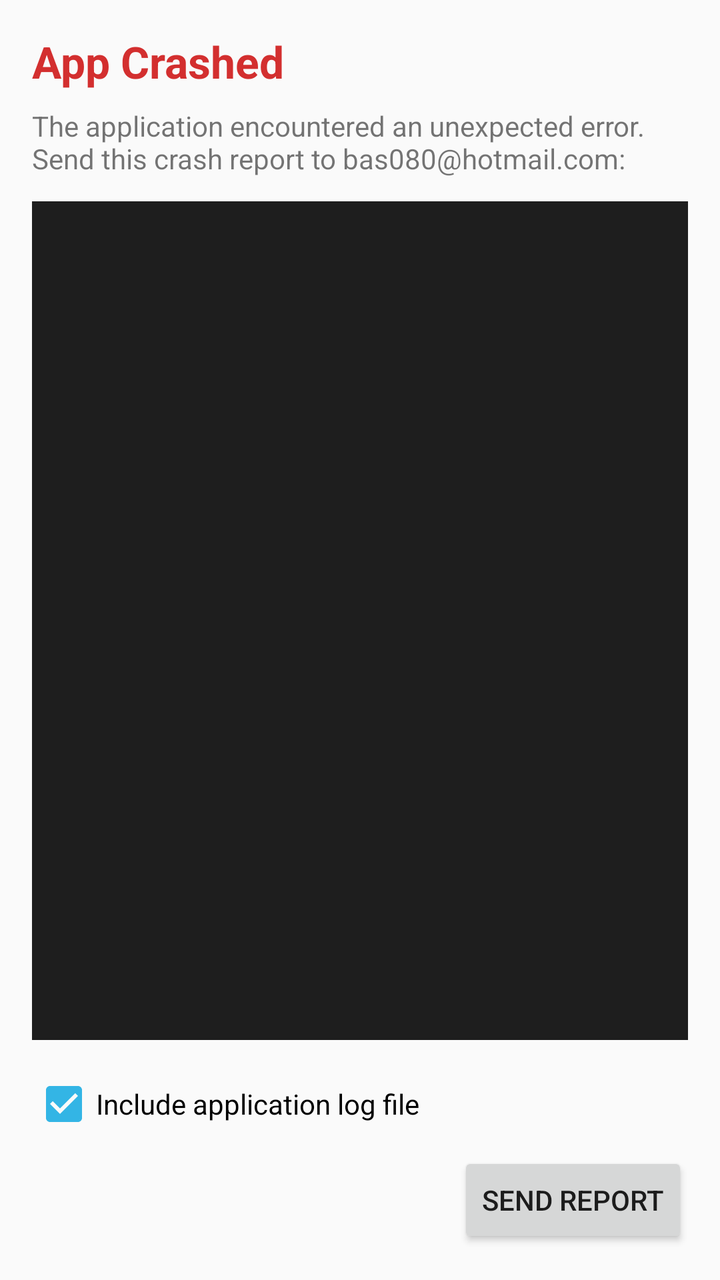
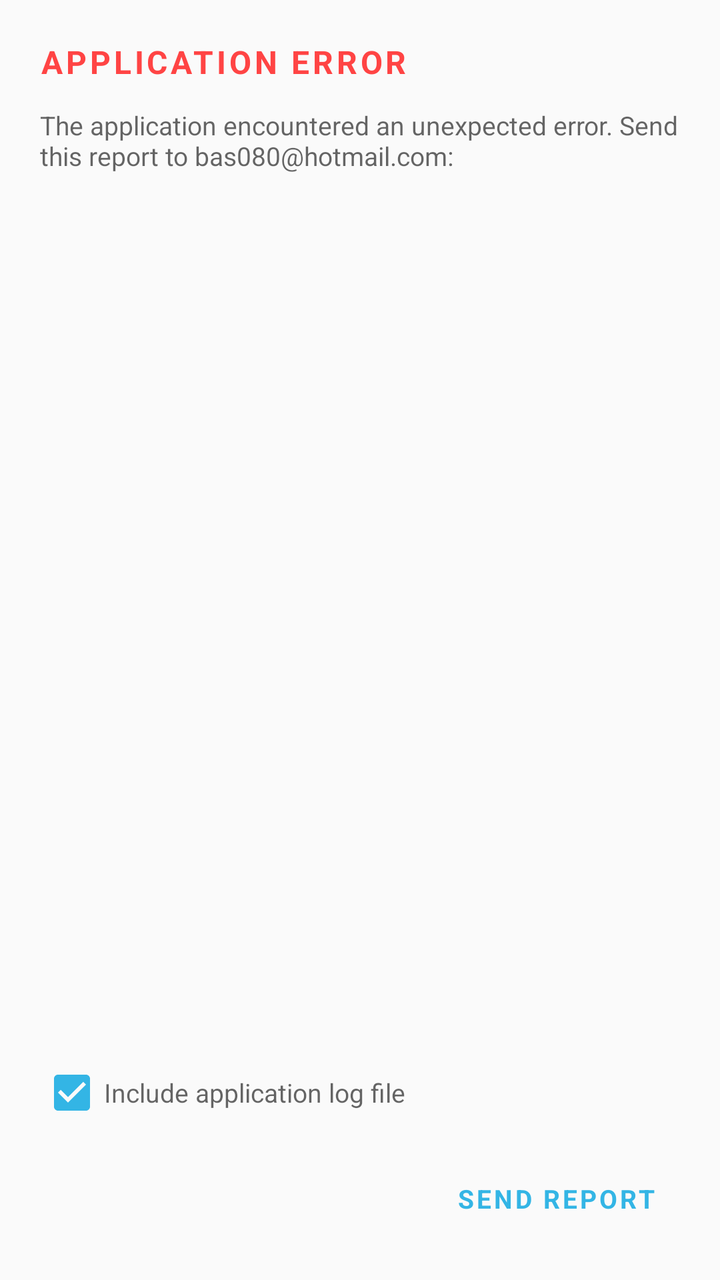

Compare the two renders of this Android layout. The source of the first and the diff that turns it into the second are given below.
<!-- AndroidManifest.xml: application theme Theme.NotificationReminders -->
<!-- res/layout/activity_crash_report.xml -->
<?xml version="1.0" encoding="utf-8"?>
<LinearLayout xmlns:android="http://schemas.android.com/apk/res/android"
    android:layout_width="match_parent"
    android:layout_height="match_parent"
    android:orientation="vertical"
    android:padding="16dp">

    <TextView
        android:id="@+id/crash_title"
        android:layout_width="match_parent"
        android:layout_height="wrap_content"
        android:text="App Crashed"
        android:textSize="22sp"
        android:textStyle="bold"
        android:textColor="#D32F2F"
        android:layout_marginBottom="8dp" />

    <TextView
        android:id="@+id/crash_message"
        android:layout_width="match_parent"
        android:layout_height="wrap_content"
        android:text="The application encountered an unexpected error. Send this crash report to bas080@hotmail.com:"
        android:textSize="14sp"
        android:layout_marginBottom="12dp" />

    <ScrollView
        android:layout_width="match_parent"
        android:layout_height="0dp"
        android:layout_weight="1"
        android:background="#1E1E1E"
        android:padding="8dp"
        android:layout_marginBottom="16dp">

        <TextView
            android:id="@+id/crash_stack_trace"
            android:layout_width="match_parent"
            android:layout_height="wrap_content"
            android:textColor="#FFFFFF"
            android:textSize="12sp"
            android:fontFamily="monospace" />
    </ScrollView>

    <CheckBox
        android:id="@+id/cb_include_logs"
        android:layout_width="match_parent"
        android:layout_height="wrap_content"
        android:text="Include application log file"
        android:checked="true"
        android:layout_marginBottom="8dp" />

    <LinearLayout
        android:layout_width="match_parent"
        android:layout_height="wrap_content"
        android:orientation="horizontal"
        android:gravity="end">

        <Button
            android:id="@+id/btn_send_report"
            android:layout_width="wrap_content"
            android:layout_height="wrap_content"
            android:text="Send Report" />

    </LinearLayout>

</LinearLayout>
<!-- resources referenced by this layout -->
<resources>
  <style name="Theme.NotificationReminders" parent="Theme.AppCompat.DayNight.DarkActionBar">
          <item name="colorPrimary">@android:color/holo_blue_dark</item>
          <item name="colorPrimaryDark">@android:color/holo_blue_dark</item>
          <item name="colorAccent">@android:color/holo_blue_light</item>
      </style>
</resources>

<!-- the commit's change to res/layout/activity_crash_report.xml (unified diff, before → after) -->
@@ -3,41 +3,45 @@
     android:layout_width="match_parent"
     android:layout_height="match_parent"
     android:orientation="vertical"
-    android:padding="16dp">
+    android:background="?android:attr/colorBackground"
+    android:padding="20dp">
 
     <TextView
         android:id="@+id/crash_title"
         android:layout_width="match_parent"
         android:layout_height="wrap_content"
-        android:text="App Crashed"
-        android:textSize="22sp"
+        android:text="APPLICATION ERROR"
+        android:textSize="16sp"
         android:textStyle="bold"
-        android:textColor="#D32F2F"
-        android:layout_marginBottom="8dp" />
+        android:letterSpacing="0.1"
+        android:textColor="@color/accent_danger"
+        android:layout_marginBottom="12dp" />
 
     <TextView
         android:id="@+id/crash_message"
         android:layout_width="match_parent"
         android:layout_height="wrap_content"
-        android:text="The application encountered an unexpected error. Send this crash report to bas080@hotmail.com:"
-        android:textSize="14sp"
-        android:layout_marginBottom="12dp" />
+        android:text="The application encountered an unexpected error. Send this report to bas080@hotmail.com:"
+        android:textSize="13sp"
+        android:textColor="?android:attr/textColorSecondary"
+        android:layout_marginBottom="16dp" />
 
     <ScrollView
         android:layout_width="match_parent"
         android:layout_height="0dp"
         android:layout_weight="1"
-        android:background="#1E1E1E"
-        android:padding="8dp"
+        android:background="?android:attr/colorBackground"
+        android:padding="12dp"
         android:layout_marginBottom="16dp">
 
         <TextView
             android:id="@+id/crash_stack_trace"
             android:layout_width="match_parent"
             android:layout_height="wrap_content"
-            android:textColor="#FFFFFF"
-            android:textSize="12sp"
-            android:fontFamily="monospace" />
+            android:textColor="?android:attr/textColorPrimary"
+            android:textSize="11sp"
+            android:fontFamily="monospace"
+            android:lineSpacingExtra="2dp" />
     </ScrollView>
 
     <CheckBox
@@ -45,8 +49,10 @@
         android:layout_width="match_parent"
         android:layout_height="wrap_content"
         android:text="Include application log file"
+        android:textColor="?android:attr/textColorSecondary"
+        android:textSize="13sp"
         android:checked="true"
-        android:layout_marginBottom="8dp" />
+        android:layout_marginBottom="16dp" />
 
     <LinearLayout
         android:layout_width="match_parent"
@@ -54,11 +60,19 @@
         android:orientation="horizontal"
         android:gravity="end">
 
-        <Button
+        <TextView
             android:id="@+id/btn_send_report"
             android:layout_width="wrap_content"
             android:layout_height="wrap_content"
-            android:text="Send Report" />
+            android:text="SEND REPORT"
+            android:textSize="13sp"
+            android:textStyle="bold"
+            android:letterSpacing="0.1"
+            android:textColor="@color/accent"
+            android:padding="12dp"
+            android:clickable="true"
+            android:focusable="true"
+            android:background="?attr/selectableItemBackground" />
 
     </LinearLayout>
 
<!-- resource entries referenced after the edit -->
@@ -1,8 +1,11 @@
 <!-- resources referenced by this layout -->
 <resources>
-  <style name="Theme.NotificationReminders" parent="Theme.AppCompat.DayNight.DarkActionBar">
+  <color name="accent">@android:color/holo_blue_light</color>
+  <color name="accent_danger">@android:color/holo_red_light</color>
+  <style name="Theme.NotificationReminders" parent="Theme.AppCompat.DayNight.NoActionBar">
+          <item name="android:windowBackground">?android:attr/colorBackground</item>
           <item name="colorPrimary">@android:color/holo_blue_dark</item>
-          <item name="colorPrimaryDark">@android:color/holo_blue_dark</item>
+          <item name="colorPrimaryDark">@android:color/background_dark</item>
           <item name="colorAccent">@android:color/holo_blue_light</item>
       </style>
 </resources>
